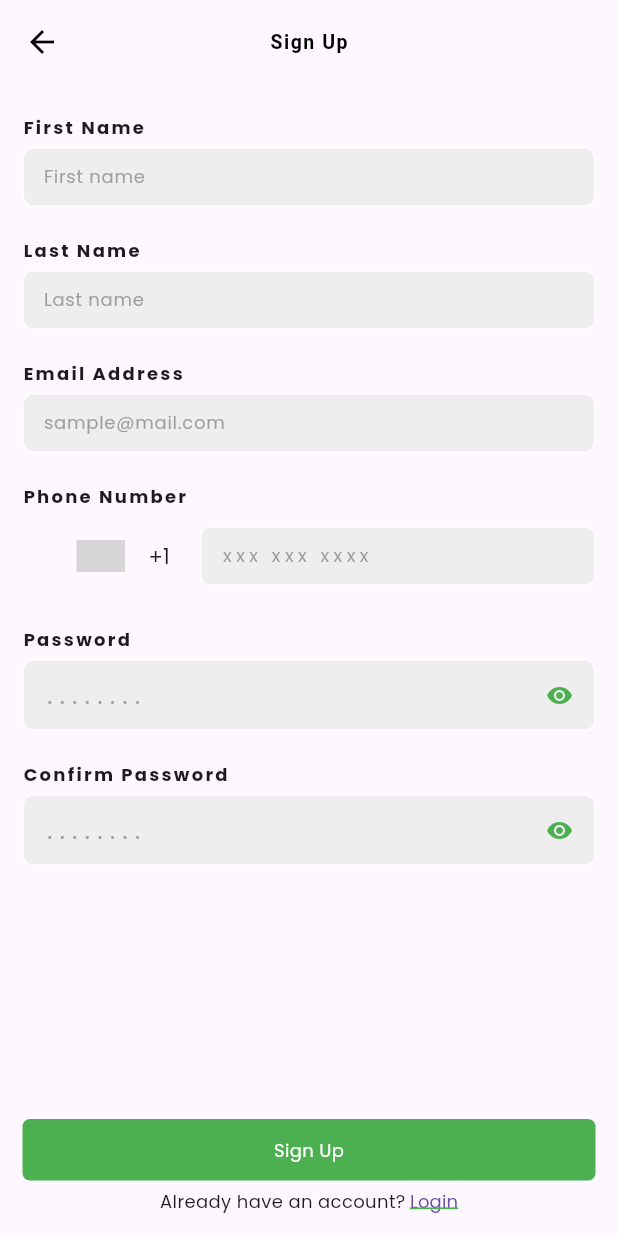
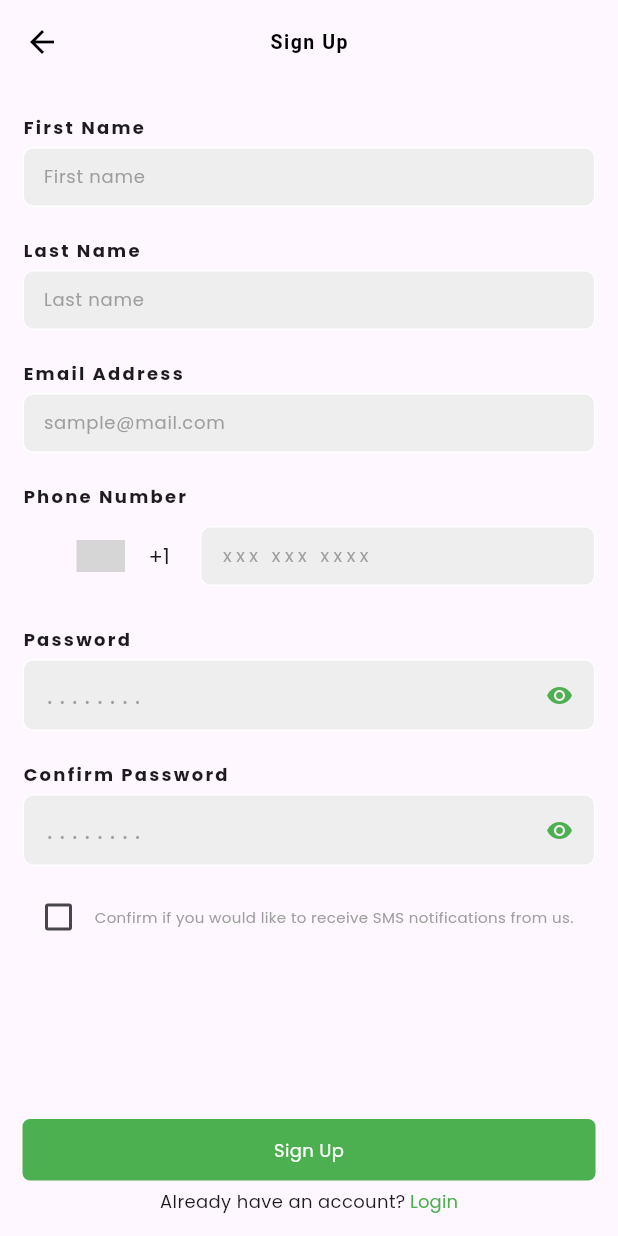
Before and after one commit to Ikechukwu-etoniru/kashet_2024, a Flutter app: the SignupScreen screen opened by its route, on a phone screen of 412 x 824 dp. Run offline on Flutter 3.47's test engine with Material 3 defaults, Android fonts, the phone set to English and light mode, and no system bars; drawn by our look-alikes of country_code_picker; our stand-ins replace device_info_plus, dropdown_button2, dropdown_search, flutter_spinkit, flutter_svg, font_awesome_flutter and 6 more; missing offline and left inert: cloudinary_sdk, pattern_formatter, veriff_flutter, webview_flutter_plus; accounts and stored records are empty; grey boxes are pictures that could not be loaded.

Commit message:
Fixed layout issue

```diff
--- a/lib/main.dart
+++ b/lib/main.dart
@@ -1,6 +1,4 @@
 import 'dart:async';
-import 'dart:io';
-
 // import 'package:awesome_notifications/awesome_notifications.dart';
 import 'package:flutter/material.dart';
 import 'package:flutter/services.dart';
@@ -29,7 +27,6 @@ import 'package:kasheto_flutter/screens/verify_email_screen.dart';
 import 'package:kasheto_flutter/screens/verify_id_card_screen.dart';
 import 'package:kasheto_flutter/screens/verify_number_screen.dart';
 import 'package:kasheto_flutter/utils/my_colors.dart';
-import 'package:kasheto_flutter/utils/notifications.dart';
 import 'package:provider/provider.dart';
 // import 'package:upgrader/upgrader.dart';
 import '/screens/betting_screen.dart';
--- a/lib/screens/add_bank_screen.dart
+++ b/lib/screens/add_bank_screen.dart
@@ -1,10 +1,8 @@
 import 'dart:convert';
 import 'dart:io';
 
-import 'package:crypto/crypto.dart';
 import 'package:dropdown_button2/dropdown_button2.dart';
 import 'package:http/http.dart' as http;
-import 'package:dropdown_search/dropdown_search.dart';
 import 'package:flutter/material.dart';
 import 'package:kasheto_flutter/widgets/text_field_text.dart';
 import 'package:provider/provider.dart';
--- a/lib/screens/edit_bank_screen.dart
+++ b/lib/screens/edit_bank_screen.dart
@@ -8,7 +8,6 @@ import 'package:kasheto_flutter/provider/bank_provider.dart';
 import 'package:kasheto_flutter/screens/user_bank_list.dart';
 import 'package:kasheto_flutter/utils/alerts.dart';
 import 'package:kasheto_flutter/utils/api_url.dart';
-import 'package:kasheto_flutter/utils/my_colors.dart';
 import 'package:kasheto_flutter/utils/my_padding.dart';
 import 'package:kasheto_flutter/widgets/error_widget.dart';
 import 'package:kasheto_flutter/widgets/loading_spinner.dart';
--- a/lib/screens/edit_email_screen.dart
+++ b/lib/screens/edit_email_screen.dart
@@ -83,15 +83,15 @@ class _EditEmailScreenState extends State<EditEmailScreen> {
                 onFieldSubmitted: (value) {
                   FocusScope.of(context).unfocus();
                 },
-                decoration: InputDecoration(
+                decoration: const  InputDecoration(
                   filled: true,
                   fillColor: MyColors.textFieldColor,
                   isDense: true,
                   contentPadding: MyPadding.textFieldContentPadding,
                   hintText: 'Example@gmail.com',
                   hintStyle:
-                      const TextStyle(color: Colors.grey, letterSpacing: 5),
-                  border: const OutlineInputBorder(
+                      TextStyle(color: Colors.grey, letterSpacing: 5),
+                  border: OutlineInputBorder(
                     borderSide: BorderSide.none,
                   ),
                 ),
--- a/lib/screens/login_screen.dart
+++ b/lib/screens/login_screen.dart
@@ -310,7 +310,6 @@ class _LoginScreenState extends State<LoginScreen> {
                         style: TextStyle(
                           fontSize: 13,
                           color: Colors.green,
-                          decoration: TextDecoration.underline,
                           decorationColor: Colors.green,
                           decorationThickness: 2,
                         ),
--- a/lib/screens/signup_screen.dart
+++ b/lib/screens/signup_screen.dart
@@ -9,7 +9,6 @@ import 'package:kasheto_flutter/widgets/text_field_text.dart';
 import 'package:provider/provider.dart';
 import 'package:country_code_picker/country_code_picker.dart';
 
-import '/models/user.dart';
 import '/screens/login_screen.dart';
 
 class SignupScreen extends StatefulWidget {
@@ -32,6 +31,8 @@ class _SignupScreenState extends State<SignupScreen> {
   var _hidePassword1 = true;
   final phoneNumberController = TextEditingController();
   String countryCode = '+1';
+
+  bool checkBoxVal = false;
 
   var _isLoading = false;
 
@@ -380,6 +381,31 @@ class _SignupScreenState extends State<SignupScreen> {
                           ),
                         ),
                       ),
+                      const SizedBox(
+                        height: 10,
+                      ),
+                      Row(
+                        children: [
+                          Checkbox(
+                              value: checkBoxVal,
+                              onChanged: (val) {
+                                setState(() {
+                                  checkBoxVal = val!;
+                                });
+                              },
+                              activeColor: MyColors.primaryColor,
+                              ),
+                          const Expanded(
+                            child: Text(
+                              'Confirm if you would like to receive SMS notifications from us.',
+                              style: TextStyle(
+                                fontSize: 10,
+                                color: Colors.grey,
+                              ),
+                            ),
+                          )
+                        ],
+                      )
                     ],
                   ),
                 ),
@@ -418,8 +444,7 @@ class _SignupScreenState extends State<SignupScreen> {
                         'Login',
                         style: TextStyle(
                           fontSize: 12,
-                          decoration: TextDecoration.underline,
-                          decorationColor: Colors.green,
+                          color: Colors.green,
                           decorationThickness: 2,
                         ),
                       ),
```
Also changed, not shown: lib/screens/web_view_pages.dart (+15 -7 lines).
